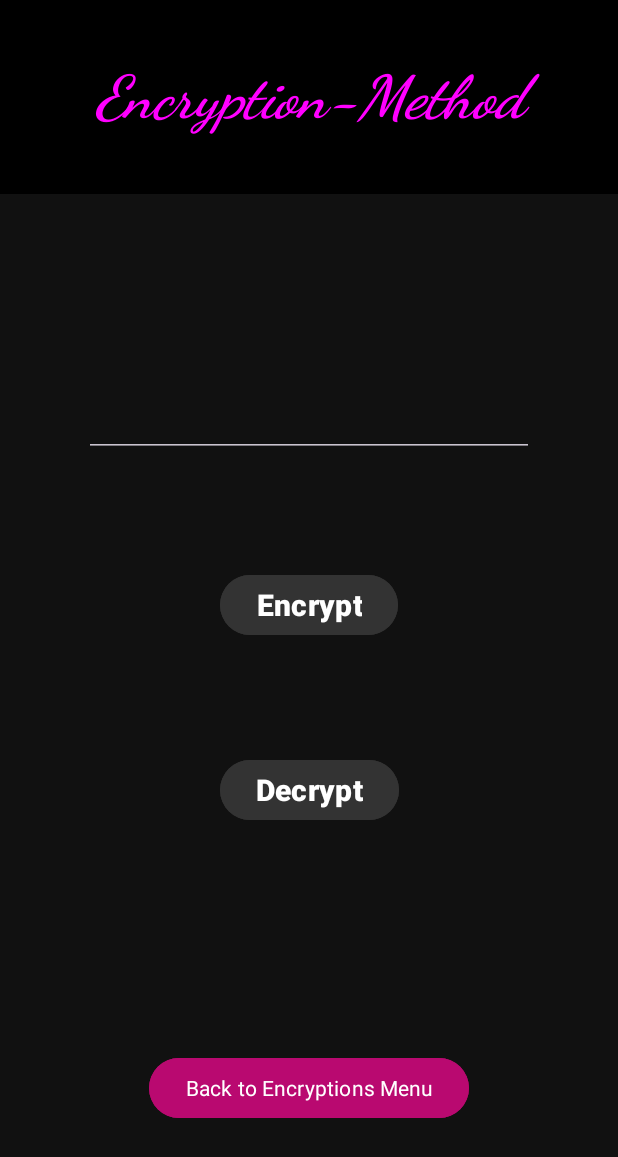
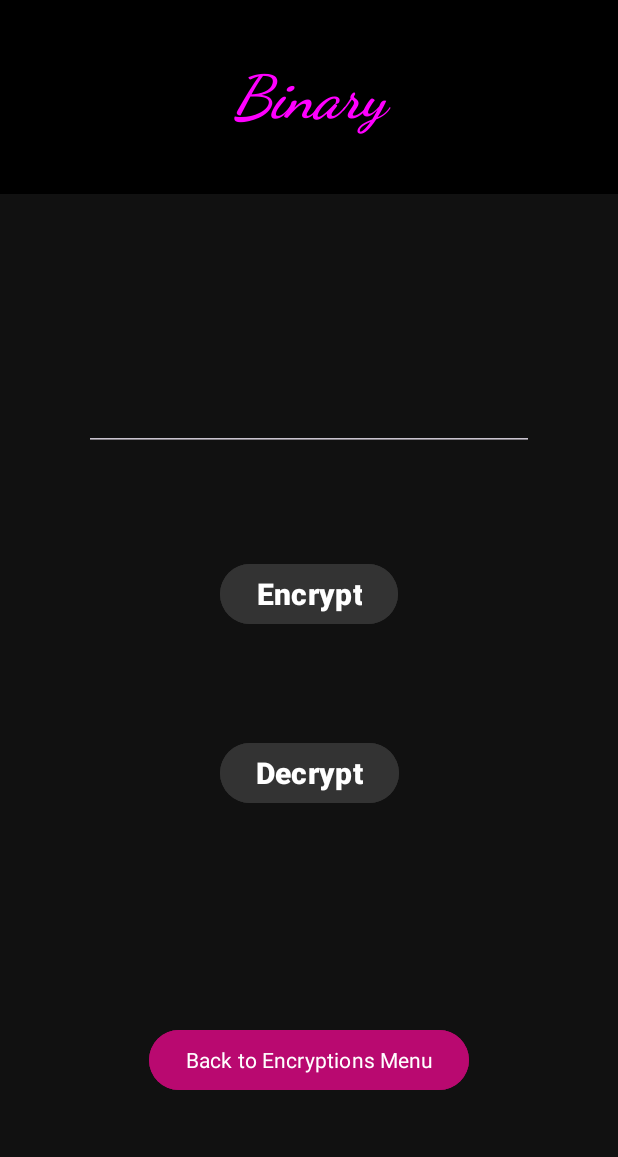
Before and after one commit to FYI-PSA/HAT, an Android app: the SimpleEncryptions screen opened through its navigation route, after a tap on "Binary", on a phone screen of 412 x 824 dp. Shown: the top 1157 px of the screen. Run offline under Robolectric (Android 15) with nearby library versions, the phone set to English and light mode, and no system bars; our stand-ins replace navigation-ui.

Commit message:
Simple Encryption - Binary works

```diff
--- /dev/null
+++ b/Versteckt/Android/app/src/main/java/com/example/versteckt/Communicator.kt
@@ -0,0 +1,17 @@
+package com.example.versteckt
+
+class Communicator
+{
+    companion object
+    {
+        private var simpleEncHeaderName = ""
+        fun setSimpleEncHeaderName(newText: String)
+        {
+            simpleEncHeaderName = newText
+        }
+        fun getSimpleEncHeaderName(): String
+        {
+            return simpleEncHeaderName
+        }
+    }
+}
--- a/Versteckt/Android/app/src/main/java/com/example/versteckt/SimpleEncryptionPage.kt
+++ b/Versteckt/Android/app/src/main/java/com/example/versteckt/SimpleEncryptionPage.kt
@@ -1,39 +1,90 @@
 package com.example.versteckt
 
 import android.os.Bundle
+import android.text.Editable
 import androidx.fragment.app.Fragment
 import android.view.LayoutInflater
 import android.view.View
 import android.view.ViewGroup
 import android.widget.Button
+import android.widget.TextView
+import androidx.fragment.app.setFragmentResultListener
 import androidx.navigation.fragment.findNavController
 import com.example.versteckt.databinding.SimpleEncryptionPageBinding
+import com.example.versteckt.modules.*
 
-class SimpleEncryptionPage : Fragment() {
+class SimpleEncryptionPage : Fragment()
+{
     private var _binding: SimpleEncryptionPageBinding? = null
 
     // This property is only valid between onCreateView and
     // onDestroyView.
     private val binding get() = _binding!!
 
-    override fun onCreateView(
+    override fun onCreateView
+    (
         inflater: LayoutInflater, container: ViewGroup?,
         savedInstanceState: Bundle?
-    ): View? {
+    )
+        : View
+    {
         _binding = SimpleEncryptionPageBinding.inflate(inflater, container, false)
         return binding.root
 
     }
 
-    override fun onViewCreated(view: View, savedInstanceState: Bundle?) {
+    private fun getSimpleEncryptionHeader(): String
+    {
+        return Communicator.getSimpleEncHeaderName()
+    }
+
+    override fun onViewCreated(view: View, savedInstanceState: Bundle?)
+    {
         super.onViewCreated(view, savedInstanceState)
-        view.findViewById<Button>(R.id.backToSimpleEncryptionsPageButton).setOnClickListener()
+
+        var headerName = getSimpleEncryptionHeader();
+
+        view.findViewById<TextView>(R.id.simpleEncryptionPageHeader)?.text = headerName;
+        view.findViewById<Button>(R.id.backToSimpleEncryptionsPageButton)?.setOnClickListener()
         {
             findNavController().navigate(R.id.action_SimpleEncryptionPage_to_SimpleEncryptions)
         }
+
+        view.findViewById<Button>(R.id.simpleEncryptButton)?.setOnClickListener()
+        {
+            val textEnterField = view.findViewById<com.google.android.material.textfield.TextInputEditText>(R.id.simpleEncryptTextEnter)
+            val currentData = textEnterField.text.toString();
+            var encryptedData = "";
+            if (headerName == ((getString(R.string.simple_encryption_binary_header)).toString()))
+            {
+                encryptedData = BASE2.dataStringToBinaryString(currentData, " ");
+            }
+            else
+            {
+                encryptedData = currentData;
+            }
+            textEnterField.setText(encryptedData);
+        }
+
+        view.findViewById<Button>(R.id.simpleDecryptButton)?.setOnClickListener()
+        {
+            val textEnterField = view.findViewById<com.google.android.material.textfield.TextInputEditText>(R.id.simpleEncryptTextEnter)
+            val encryptedData = textEnterField.text.toString();
+            var data = "";
+            if (headerName == ((getString(R.string.simple_encryption_binary_header)).toString()))
+            {
+                data = BASE2.binaryStringToDataString(encryptedData, " ");
+            }
+            else
+            {
+                data = encryptedData;
+            }
+            textEnterField.setText(data);
+        }
     }
 
-    override fun onDestroyView() {
+    override fun onDestroyView()
+    {
         super.onDestroyView()
         _binding = null
     }
--- a/Versteckt/Android/app/src/main/java/com/example/versteckt/SimpleEncryptions.kt
+++ b/Versteckt/Android/app/src/main/java/com/example/versteckt/SimpleEncryptions.kt
@@ -9,45 +9,63 @@
 import androidx.navigation.fragment.findNavController
 import com.example.versteckt.databinding.SimpleEncryptionsBinding
 
-class SimpleEncryptions : Fragment() {
+class SimpleEncryptions : Fragment()
+{
     private var _binding: SimpleEncryptionsBinding? = null
 
     // This property is only valid between onCreateView and
     // onDestroyView.
+
     private val binding get() = _binding!!
 
-    override fun onCreateView(
+    override fun onCreateView
+    (
         inflater: LayoutInflater, container: ViewGroup?,
         savedInstanceState: Bundle?
-    ): View? {
-
+    )
+        : View
+    {
 
         _binding = SimpleEncryptionsBinding.inflate(inflater, container, false)
         return binding.root
 
     }
 
-    override fun onViewCreated(view: View, savedInstanceState: Bundle?) {
-        view.findViewById<Button>(R.id.backToRSAButton).setOnClickListener()
+    private fun setSimpleEncryptionHeader(newText: String)
+    {
+        Communicator.setSimpleEncHeaderName(newText);
+    }
+
+    override fun onViewCreated(view: View, savedInstanceState: Bundle?)
+    {
+        view.findViewById<Button>(R.id.backToRSAButton)?.setOnClickListener()
         {
             findNavController().navigate(R.id.action_SimpleEncryptions_to_RSAMain)
         }
-        view.findViewById<Button>(R.id.base2PageButton).setOnClickListener()
+
+        view.findViewById<Button>(R.id.base2PageButton)?.setOnClickListener()
         {
+            val headerText = getString(R.string.simple_encryption_binary_header)
+            setSimpleEncryptionHeader(headerText)
             findNavController().navigate(R.id.action_SimpleEncryptions_to_SimpleEncryptionPage)
         }
-        view.findViewById<Button>(R.id.base16PageButton).setOnClickListener()
+        view.findViewById<Button>(R.id.base16PageButton)?.setOnClickListener()
         {
+            val headerText = getString(R.string.simple_encryption_hexadecimal_header)
+            setSimpleEncryptionHeader(headerText)
             findNavController().navigate(R.id.action_SimpleEncryptions_to_SimpleEncryptionPage)
         }
-        view.findViewById<Button>(R.id.base64PageButton).setOnClickListener()
+        view.findViewById<Button>(R.id.base64PageButton)?.setOnClickListener()
         {
+            val headerText = getString(R.string.simple_encryption_base64_header)
+            setSimpleEncryptionHeader(headerText)
             findNavController().navigate(R.id.action_SimpleEncryptions_to_SimpleEncryptionPage)
         }
         super.onViewCreated(view, savedInstanceState)
     }
 
-    override fun onDestroyView() {
+    override fun onDestroyView()
+    {
         super.onDestroyView()
         _binding = null
     }
--- a/Versteckt/Android/app/src/main/java/com/example/versteckt/rsamodules/BASE16.java
+++ b/Versteckt/Android/app/src/main/java/com/example/versteckt/modules/BASE16.java
@@ -1,4 +1,4 @@
-package com.example.versteckt.rsamodules;
+package com.example.versteckt.modules;
 
 import java.lang.Math;
 import java.util.ArrayList;
--- a/Versteckt/Android/app/src/main/java/com/example/versteckt/rsamodules/BASE64.java
+++ b/Versteckt/Android/app/src/main/java/com/example/versteckt/modules/BASE64.java
@@ -1,4 +1,4 @@
-package com.example.versteckt.rsamodules;
+package com.example.versteckt.modules;
 
 import java.util.ArrayList;
 import java.util.Scanner;
--- a/Versteckt/Android/app/src/main/java/com/example/versteckt/rsamodules/GENERAL.java
+++ b/Versteckt/Android/app/src/main/java/com/example/versteckt/modules/GENERAL.java
@@ -1,4 +1,4 @@
-package com.example.versteckt.rsamodules;
+package com.example.versteckt.modules;
 
 import java.util.ArrayList;
 import java.util.Scanner;
--- a/Versteckt/Android/app/src/main/java/com/example/versteckt/rsamodules/RSA.java
+++ b/Versteckt/Android/app/src/main/java/com/example/versteckt/modules/RSA.java
@@ -1,4 +1,4 @@
-package com.example.versteckt.rsamodules;
+package com.example.versteckt.modules;
 
 import java.security.SecureRandom;
 import java.util.ArrayList;
--- a/Versteckt/Android/app/src/main/java/com/example/versteckt/rsamodules/pair.java
+++ b/Versteckt/Android/app/src/main/java/com/example/versteckt/modules/pair.java
@@ -1,4 +1,4 @@
-package com.example.versteckt.rsamodules;
+package com.example.versteckt.modules;
 
 public class pair<T1, T2>
 {
--- a/Versteckt/Android/app/src/main/res/layout/content_main.xml
+++ b/Versteckt/Android/app/src/main/res/layout/content_main.xml
@@ -11,6 +11,7 @@
         android:layout_width="0dp"
         android:layout_height="0dp"
         app:defaultNavHost="true"
+
         app:layout_constraintBottom_toBottomOf="parent"
         app:layout_constraintEnd_toEndOf="parent"
         app:layout_constraintStart_toStartOf="parent"
--- a/Versteckt/Android/app/src/main/res/layout/main_rsa_page.xml
+++ b/Versteckt/Android/app/src/main/res/layout/main_rsa_page.xml
@@ -97,7 +97,8 @@
         android:textColor="@color/return_button_color"
         android:fontFamily="sans-serif"
         android:text="@string/go_simple_encryptions_page_button"
-        app:layout_constraintTop_toBottomOf="@id/emptySpace"
+        app:layout_constraintVertical_bias="0.88"
+        app:layout_constraintTop_toTopOf="parent"
         app:layout_constraintBottom_toBottomOf="parent"
         app:layout_constraintStart_toStartOf="parent"
         app:layout_constraintEnd_toEndOf="parent"
--- a/Versteckt/Android/app/src/main/res/layout/simple_encryption_page.xml
+++ b/Versteckt/Android/app/src/main/res/layout/simple_encryption_page.xml
@@ -92,7 +92,8 @@
             android:textColor="@color/return_button_color"
             android:fontFamily="sans-serif"
             android:text="@string/back_simple_encryptions_page_button"
-            app:layout_constraintTop_toBottomOf="@id/emptySpace2"
+            app:layout_constraintVertical_bias="0.88"
+            app:layout_constraintTop_toTopOf="parent"
             app:layout_constraintBottom_toBottomOf="parent"
             app:layout_constraintStart_toStartOf="parent"
             app:layout_constraintEnd_toEndOf="parent"
--- a/Versteckt/Android/app/src/main/res/layout/simple_encryptions.xml
+++ b/Versteckt/Android/app/src/main/res/layout/simple_encryptions.xml
@@ -97,7 +97,8 @@
             android:textColor="@color/return_button_color"
             android:fontFamily="sans-serif"
             android:text="@string/back_RSA_page_button"
-            app:layout_constraintTop_toBottomOf="@id/emptySpace"
+            app:layout_constraintVertical_bias="0.88"
+            app:layout_constraintTop_toTopOf="parent"
             app:layout_constraintBottom_toBottomOf="parent"
             app:layout_constraintStart_toStartOf="parent"
             app:layout_constraintEnd_toEndOf="parent"
--- a/Versteckt/Android/app/src/main/res/values/strings.xml
+++ b/Versteckt/Android/app/src/main/res/values/strings.xml
@@ -11,6 +11,9 @@
     <string name="empty_string"> </string>
     <!-- Simple Encryption Page-->
     <string name="simple_encryption_page_header">Encryption-Method</string>
+    <string name="simple_encryption_binary_header">Binary</string>
+    <string name="simple_encryption_hexadecimal_header">Hexadecimal</string>
+    <string name="simple_encryption_base64_header">Base64</string>
     <string name="simple_encrypt_text">Encrypt</string>
     <string name="simple_decrypt_text">Decrypt</string>
     <string name="back_simple_encryptions_page_button">Back to Encryptions Menu</string>
```
Also changed, not shown: Versteckt/Android/app/src/main/java/com/example/versteckt/MainActivity.kt (+12 -8 lines), Versteckt/Android/app/src/main/java/com/example/versteckt/RSAMain.kt (+8 -6 lines), Versteckt/Android/app/src/main/java/com/example/versteckt/modules/BASE2.java (renamed from Versteckt/Android/app/src/main/java/com/example/versteckt/rsamodules/BASE2.java, +45 -2 lines), Versteckt/Android/app/src/main/res/layout/rsa_public_key_simple_page.xml (added, +7 -0 lines), 1 other file.
